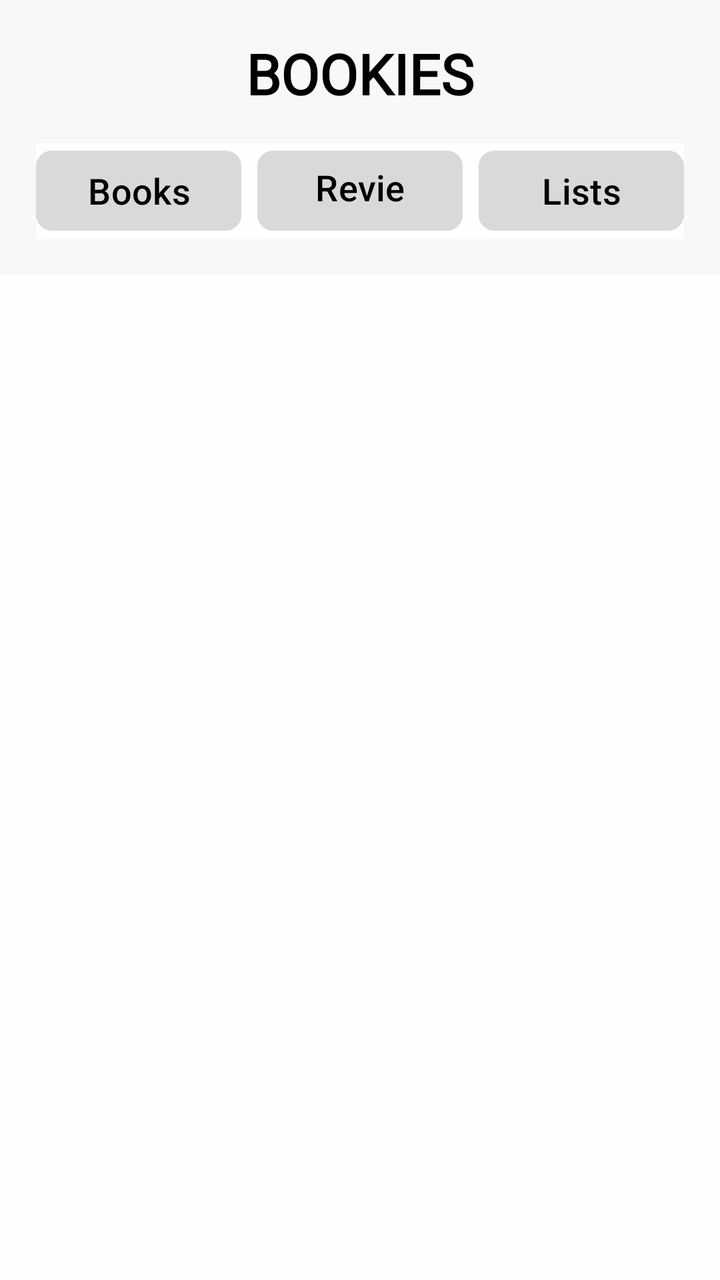
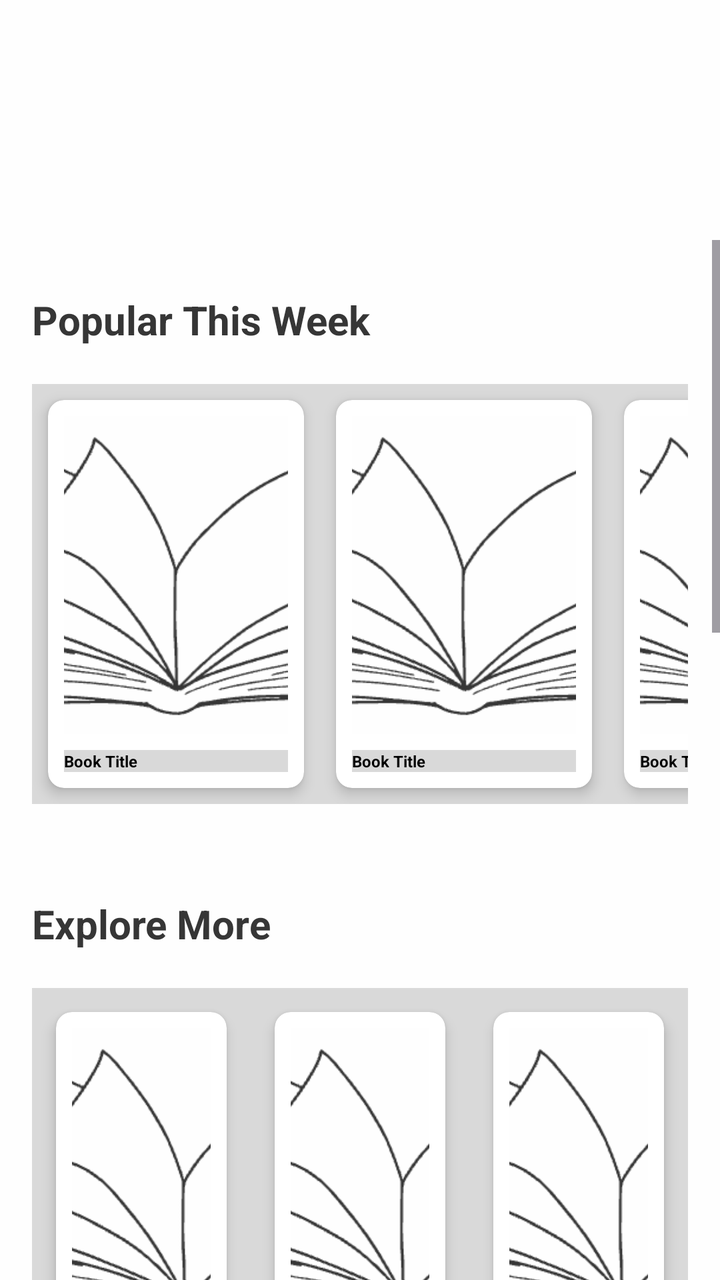

Screens rendered from an Android XML layout before and after an edit, with the pre-edit source and the edit as a unified diff.
<!-- AndroidManifest.xml: application theme Theme.FrontendBook -->
<!-- res/layout/fragment_inner_books.xml -->
<?xml version="1.0" encoding="utf-8"?>
<androidx.constraintlayout.widget.ConstraintLayout
    xmlns:android="http://schemas.android.com/apk/res/android"
    xmlns:app="http://schemas.android.com/apk/res-auto"
    xmlns:tools="http://schemas.android.com/tools"
    android:layout_width="match_parent"
    android:layout_height="match_parent"
    android:background="@color/backgroundPrimary"
    tools:context=".ui.homePage.HomePageFragment">

    
    <include
        android:id="@+id/header"
        layout="@layout/nav_header_menu"
        android:layout_width="0dp"
        android:layout_height="wrap_content"
        app:layout_constraintTop_toTopOf="parent"
        app:layout_constraintStart_toStartOf="parent"
        app:layout_constraintEnd_toEndOf="parent" />

    
    <FrameLayout
        android:id="@+id/innerFragmentContainer"
        android:layout_width="0dp"
        android:layout_height="0dp"
        android:layout_marginBottom="65dp"
        app:layout_constraintTop_toBottomOf="@id/header"
        app:layout_constraintBottom_toBottomOf="parent"
        app:layout_constraintStart_toStartOf="parent"
        app:layout_constraintEnd_toEndOf="parent"
        tools:layout="@layout/fragment_lists" />

</androidx.constraintlayout.widget.ConstraintLayout>
<!-- res/layout/nav_header_menu.xml (included above) -->
<?xml version="1.0" encoding="utf-8"?>
<androidx.constraintlayout.widget.ConstraintLayout
    xmlns:android="http://schemas.android.com/apk/res/android"
    xmlns:app="http://schemas.android.com/apk/res-auto"
    android:layout_width="match_parent"
    android:layout_height="wrap_content"
    android:padding="18dp"
    android:background="@color/headerColor">

    
    <TextView
        android:id="@+id/headerTitle"
        android:layout_width="wrap_content"
        android:layout_height="wrap_content"
        android:text="BOOKIES"
        android:textSize="28sp"
        android:textStyle="bold"
        android:textColor="@color/textPrimary"
        android:textAlignment="center"
        android:fontFamily="@font/roboto_condensed_bold"
        app:layout_constraintTop_toTopOf="parent"
        app:layout_constraintStart_toStartOf="parent"
        app:layout_constraintEnd_toEndOf="parent" />

    
    <LinearLayout
        android:id="@+id/headerButtons"
        android:layout_width="match_parent"
        android:layout_height="wrap_content"
        android:orientation="horizontal"
        android:layout_marginTop="16dp"
        android:gravity="center"
        android:background="@color/backgroundPrimary"
        app:layout_constraintTop_toBottomOf="@id/headerTitle"
        app:layout_constraintStart_toStartOf="parent"
        app:layout_constraintEnd_toEndOf="parent"
        android:weightSum="3">

        <com.google.android.material.button.MaterialButton
            android:id="@+id/booksButton"
            android:layout_width="0dp"
            android:layout_height="48dp"
            android:layout_weight="1"
            android:layout_marginEnd="8dp"
            android:text="Books"
            android:textAllCaps="false"
            android:textSize="18sp"
            android:textColor="@color/button_textPrimary"
            android:backgroundTint="@color/buttonPrimary"
            app:cornerRadius="8dp" />

        <com.google.android.material.button.MaterialButton
            android:id="@+id/reviewsButton"
            android:layout_width="0dp"
            android:layout_height="48dp"
            android:layout_weight="1"
            android:layout_marginEnd="8dp"
            android:text="Reviews"
            android:textSize="18sp"
            android:textAllCaps="false"
            android:textColor="@color/button_textPrimary"
            android:backgroundTint="@color/buttonPrimary"
            app:cornerRadius="8dp" />

        <com.google.android.material.button.MaterialButton
            android:id="@+id/listsButton"
            android:layout_width="0dp"
            android:layout_height="48dp"
            android:layout_weight="1"
            android:text="Lists"
            android:textSize="18sp"
            android:textAllCaps="false"
            android:textColor="@color/button_textPrimary"
            android:backgroundTint="@color/buttonPrimary"
            app:cornerRadius="8dp" />
    </LinearLayout>

</androidx.constraintlayout.widget.ConstraintLayout>
<!-- res/layout/fragment_lists.xml (included above) -->
<?xml version="1.0" encoding="utf-8"?>
<androidx.constraintlayout.widget.ConstraintLayout xmlns:android="http://schemas.android.com/apk/res/android"
    xmlns:app="http://schemas.android.com/apk/res-auto"
    android:layout_width="match_parent"
    android:layout_height="match_parent"
    xmlns:tools="http://schemas.android.com/tools"
    tools:context=".ui.homePage.ListsFragment"
    android:paddingBottom="80dp"
    >
    <TextView
        android:id="@+id/reviewsTitle"
        android:layout_width="match_parent"
        android:layout_height="wrap_content"
        android:text="Lists"
        android:textColor="@color/textSecondary"
        android:textSize="20sp"
        android:textStyle="bold"
        android:paddingStart="16dp"
        android:paddingEnd="16dp"
        android:paddingBottom="8dp"
        android:layout_marginTop="120dp"
        app:layout_constraintTop_toTopOf="parent"
        app:layout_constraintStart_toStartOf="parent"
        app:layout_constraintEnd_toEndOf="parent" />

    <androidx.recyclerview.widget.RecyclerView
        android:id="@+id/listsRecyclerView"
        android:layout_width="0dp"
        android:layout_height="0dp"
        android:paddingTop="120dp"
        android:paddingBottom="96dp"
        android:paddingStart="16dp"
        android:paddingEnd="16dp"
        android:clipToPadding="false"
        app:layout_constraintTop_toBottomOf="@id/reviewsTitle"
        app:layout_constraintBottom_toBottomOf="parent"
        app:layout_constraintStart_toStartOf="parent"
        app:layout_constraintEnd_toEndOf="parent"
        tools:listitem="@layout/item_list"
        tools:itemCount="6" />
</androidx.constraintlayout.widget.ConstraintLayout>
<!-- res/layout/item_list.xml (included above) -->
<LinearLayout xmlns:android="http://schemas.android.com/apk/res/android"
    android:layout_width="match_parent"
    android:layout_height="wrap_content"
    xmlns:app="http://schemas.android.com/apk/res-auto"
    android:padding="16dp"
    android:orientation="vertical"
    android:background="@color/boxes_background"
    android:minHeight="180dp">

    
    <TextView
        android:id="@+id/listTitle"
        android:layout_width="match_parent"
        android:layout_height="wrap_content"
        android:text="List Name"
        android:textSize="18sp"
        android:textStyle="bold"
        android:textColor="@color/textPrimary"
        android:paddingBottom="8dp" />

    
    <HorizontalScrollView
        android:layout_width="match_parent"
        android:layout_height="wrap_content"
        android:scrollbars="none">

        <LinearLayout
            android:layout_width="wrap_content"
            android:layout_height="wrap_content"
            android:orientation="horizontal"
            android:gravity="center_vertical"
            >

            
            <View
                android:layout_width="80dp"
                android:layout_height="100dp"
                android:layout_marginEnd="12dp"
                android:background="@color/backgroundPrimary" />

            <View
                android:layout_width="80dp"
                android:layout_height="100dp"
                android:layout_marginEnd="12dp"
                android:background="@color/backgroundPrimary" />

            <View
                android:layout_width="80dp"
                android:layout_height="100dp"
                android:layout_marginEnd="12dp"
                android:background="@color/backgroundPrimary" />

            <View
                android:layout_width="80dp"
                android:layout_height="100dp"
                android:layout_marginEnd="12dp"
                android:background="@color/backgroundPrimary" />

            
            <androidx.appcompat.widget.AppCompatImageButton
                android:id="@+id/listMore"
                android:layout_width="80dp"
                android:layout_height="100dp"
                android:layout_marginStart="8dp"
                android:src="@drawable/more"
                android:contentDescription="Go to List"
                android:background="@color/backgroundPrimary"
                app:tint="@color/textSecondary" />
        </LinearLayout>
    </HorizontalScrollView>
</LinearLayout>
<!-- resources referenced by this layout -->
<resources>
  <color name="backgroundPrimary">#FEFEFE</color>
  <color name="boxes_background">#DCDCDC</color>
  <color name="buttonPrimary">#D9D9D9</color>
  <color name="button_textPrimary">#000000</color>
  <color name="headerColor">#F8F8F8</color>
  <color name="textPrimary">#000000</color>
  <color name="textSecondary">#363636</color>
  <!-- drawable more: png bitmap (drawable, 189 bytes) -->
  <style name="Theme.FrontendBook" parent="Base.Theme.FrontendBook" />
  <style name="Base.Theme.FrontendBook" parent="Theme.Material3.DayNight.NoActionBar">
          <item name="colorPrimary">@color/backgroundPrimary</item>
          <item name="colorPrimaryVariant">@color/backgroundSecondary</item>
          <item name="colorOnPrimary">@color/black</item>
          <item name="colorSecondary">@color/black</item>
          <item name="colorOutline">@color/line</item>
  
      </style>
  <color name="backgroundSecondary">#D9D9D9</color>
  <color name="black">#000000</color>
  <color name="line">#D9D9D9</color>
</resources>

<!-- the commit's change to res/layout/fragment_inner_books.xml (unified diff, before → after) -->
@@ -1,226 +1,286 @@
-<?xml version="1.0" encoding="utf-8"?>
 <androidx.constraintlayout.widget.ConstraintLayout
     xmlns:android="http://schemas.android.com/apk/res/android"
     xmlns:app="http://schemas.android.com/apk/res-auto"
     xmlns:tools="http://schemas.android.com/tools"
     android:layout_width="match_parent"
     android:layout_height="match_parent"
-    android:background="@color/backgroundPrimary"
-    tools:context=".ui.homePage.HomePageFragment">
-
-    
-    <include
-        android:id="@+id/header"
-        layout="@layout/nav_header_menu"
-        android:layout_width="0dp"
-        android:layout_height="wrap_content"
-        app:layout_constraintTop_toTopOf="parent"
-        app:layout_constraintStart_toStartOf="parent"
-        app:layout_constraintEnd_toEndOf="parent" />
-
-    
-    <FrameLayout
-        android:id="@+id/innerFragmentContainer"
-        android:layout_width="0dp"
-        android:layout_height="0dp"
-        android:layout_marginBottom="65dp"
-        app:layout_constraintTop_toBottomOf="@id/header"
-        app:layout_constraintBottom_toBottomOf="parent"
-        app:layout_constraintStart_toStartOf="parent"
-        app:layout_constraintEnd_toEndOf="parent"
-        tools:layout="@layout/fragment_lists" />
-
-</androidx.constraintlayout.widget.ConstraintLayout>
-<!-- res/layout/nav_header_menu.xml (included above) -->
-<?xml version="1.0" encoding="utf-8"?>
-<androidx.constraintlayout.widget.ConstraintLayout
-    xmlns:android="http://schemas.android.com/apk/res/android"
-    xmlns:app="http://schemas.android.com/apk/res-auto"
-    android:layout_width="match_parent"
-    android:layout_height="wrap_content"
-    android:padding="18dp"
-    android:background="@color/headerColor">
-
-    
-    <TextView
-        android:id="@+id/headerTitle"
-        android:layout_width="wrap_content"
-        android:layout_height="wrap_content"
-        android:text="BOOKIES"
-        android:textSize="28sp"
-        android:textStyle="bold"
-        android:textColor="@color/textPrimary"
-        android:textAlignment="center"
-        android:fontFamily="@font/roboto_condensed_bold"
-        app:layout_constraintTop_toTopOf="parent"
-        app:layout_constraintStart_toStartOf="parent"
-        app:layout_constraintEnd_toEndOf="parent" />
-
-    
-    <LinearLayout
-        android:id="@+id/headerButtons"
-        android:layout_width="match_parent"
-        android:layout_height="wrap_content"
-        android:orientation="horizontal"
-        android:layout_marginTop="16dp"
-        android:gravity="center"
-        android:background="@color/backgroundPrimary"
-        app:layout_constraintTop_toBottomOf="@id/headerTitle"
-        app:layout_constraintStart_toStartOf="parent"
-        app:layout_constraintEnd_toEndOf="parent"
-        android:weightSum="3">
-
-        <com.google.android.material.button.MaterialButton
-            android:id="@+id/booksButton"
-            android:layout_width="0dp"
-            android:layout_height="48dp"
-            android:layout_weight="1"
-            android:layout_marginEnd="8dp"
-            android:text="Books"
-            android:textAllCaps="false"
-            android:textSize="18sp"
-            android:textColor="@color/button_textPrimary"
-            android:backgroundTint="@color/buttonPrimary"
-            app:cornerRadius="8dp" />
-
-        <com.google.android.material.button.MaterialButton
-            android:id="@+id/reviewsButton"
-            android:layout_width="0dp"
-            android:layout_height="48dp"
-            android:layout_weight="1"
-            android:layout_marginEnd="8dp"
-            android:text="Reviews"
-            android:textSize="18sp"
-            android:textAllCaps="false"
-            android:textColor="@color/button_textPrimary"
-            android:backgroundTint="@color/buttonPrimary"
-            app:cornerRadius="8dp" />
-
-        <com.google.android.material.button.MaterialButton
-            android:id="@+id/listsButton"
-            android:layout_width="0dp"
-            android:layout_height="48dp"
-            android:layout_weight="1"
-            android:text="Lists"
-            android:textSize="18sp"
-            android:textAllCaps="false"
-            android:textColor="@color/button_textPrimary"
-            android:backgroundTint="@color/buttonPrimary"
-            app:cornerRadius="8dp" />
-    </LinearLayout>
-
-</androidx.constraintlayout.widget.ConstraintLayout>
-<!-- res/layout/fragment_lists.xml (included above) -->
-<?xml version="1.0" encoding="utf-8"?>
-<androidx.constraintlayout.widget.ConstraintLayout xmlns:android="http://schemas.android.com/apk/res/android"
-    xmlns:app="http://schemas.android.com/apk/res-auto"
-    android:layout_width="match_parent"
-    android:layout_height="match_parent"
-    xmlns:tools="http://schemas.android.com/tools"
-    tools:context=".ui.homePage.ListsFragment"
-    android:paddingBottom="80dp"
-    >
-    <TextView
-        android:id="@+id/reviewsTitle"
-        android:layout_width="match_parent"
-        android:layout_height="wrap_content"
-        android:text="Lists"
-        android:textColor="@color/textSecondary"
-        android:textSize="20sp"
-        android:textStyle="bold"
-        android:paddingStart="16dp"
-        android:paddingEnd="16dp"
-        android:paddingBottom="8dp"
-        android:layout_marginTop="120dp"
-        app:layout_constraintTop_toTopOf="parent"
-        app:layout_constraintStart_toStartOf="parent"
-        app:layout_constraintEnd_toEndOf="parent" />
-
-    <androidx.recyclerview.widget.RecyclerView
-        android:id="@+id/listsRecyclerView"
+    android:background="@color/backgroundPrimary">
+
+    <ScrollView
+        android:id="@+id/scrollContainer"
         android:layout_width="0dp"
         android:layout_height="0dp"
         android:paddingTop="120dp"
         android:paddingBottom="96dp"
-        android:paddingStart="16dp"
-        android:paddingEnd="16dp"
+        android:fillViewport="true"
         android:clipToPadding="false"
-        app:layout_constraintTop_toBottomOf="@id/reviewsTitle"
+        app:layout_constraintTop_toTopOf="parent"
         app:layout_constraintBottom_toBottomOf="parent"
         app:layout_constraintStart_toStartOf="parent"
-        app:layout_constraintEnd_toEndOf="parent"
-        tools:listitem="@layout/item_list"
-        tools:itemCount="6" />
+        app:layout_constraintEnd_toEndOf="parent">
+
+        <LinearLayout
+            android:layout_width="match_parent"
+            android:layout_height="wrap_content"
+            android:orientation="vertical"
+            android:padding="16dp">
+
+            
+            <LinearLayout
+                android:layout_width="match_parent"
+                android:layout_height="wrap_content"
+                android:orientation="horizontal"
+                android:gravity="center_vertical"
+                android:paddingBottom="8dp">
+
+                <TextView
+                    android:id="@+id/popularTitle"
+                    android:layout_width="0dp"
+                    android:layout_height="wrap_content"
+                    android:layout_weight="1"
+                    android:text="Popular This Week"
+                    android:textColor="@color/textSecondary"
+                    android:textSize="20sp"
+                    android:textStyle="bold" />
+
+                <androidx.appcompat.widget.AppCompatImageButton
+                    android:id="@+id/popularArrow"
+                    android:layout_width="48dp"
+                    android:layout_height="48dp"
+                    android:src="@drawable/more"
+                    android:background="?attr/selectableItemBackgroundBorderless"
+                    android:contentDescription="See All Popular Books"
+                    app:tint="@color/textSecondary" />
+            </LinearLayout>
+
+            
+            <HorizontalScrollView
+                android:layout_width="match_parent"
+                android:layout_height="wrap_content"
+                android:scrollbars="none"
+                android:paddingBottom="12dp">
+
+                <LinearLayout
+                    android:layout_width="wrap_content"
+                    android:layout_height="wrap_content"
+                    android:orientation="horizontal"
+                    android:background="@color/backgroundSecondary">
+
+                    
+                    <include layout="@layout/item_book_grid" />
+                    <include layout="@layout/item_book_grid" />
+                    <include layout="@layout/item_book_grid" />
+                    <include layout="@layout/item_book_grid" />
+                    <include layout="@layout/item_book_grid" />
+                    <include layout="@layout/item_book_grid" />
+                </LinearLayout>
+            </HorizontalScrollView>
+
+            
+            <LinearLayout
+                android:layout_width="match_parent"
+                android:layout_height="wrap_content"
+                android:orientation="horizontal"
+                android:gravity="center_vertical"
+                android:paddingBottom="8dp"
+                android:layout_marginTop="24dp">
+
+                <TextView
+                    android:id="@+id/exploreTitle"
+                    android:layout_width="0dp"
+                    android:layout_height="wrap_content"
+                    android:layout_weight="1"
+                    android:text="Explore More"
+                    android:textColor="@color/textSecondary"
+                    android:textSize="20sp"
+                    android:textStyle="bold" />
+
+                <androidx.appcompat.widget.AppCompatImageButton
+                    android:id="@+id/exploreArrow"
+                    android:layout_width="48dp"
+                    android:layout_height="48dp"
+                    android:src="@drawable/more"
+                    android:background="?attr/selectableItemBackgroundBorderless"
+                    android:contentDescription="See All Explore Books"
+                    app:tint="@color/textSecondary" />
+            </LinearLayout>
+
+            
+            <GridLayout
+                android:layout_width="match_parent"
+                android:layout_height="wrap_content"
+                android:alignmentMode="alignMargins"
+                android:columnCount="3"
+                android:rowOrderPreserved="false"
+                android:useDefaultMargins="true"
+                android:background="@color/backgroundSecondary">
+
+                
+                <FrameLayout
+                    android:layout_width="0dp"
+                    android:layout_height="wrap_content"
+                    android:layout_margin="4dp"
+                    android:layout_gravity="fill"
+                    android:layout_columnWeight="1">
+                    <include layout="@layout/item_book_grid" />
+
+                </FrameLayout>
+                <FrameLayout
+                    android:layout_width="0dp"
+                    android:layout_height="wrap_content"
+                    android:layout_margin="4dp"
+                    android:layout_gravity="fill"
+                    android:layout_columnWeight="1">
+
+                    <include layout="@layout/item_book_grid" />
+                </FrameLayout><FrameLayout
+                android:layout_width="0dp"
+                android:layout_height="wrap_content"
+                android:layout_margin="4dp"
+                android:layout_gravity="fill"
+                android:layout_columnWeight="1">
+
+                <include layout="@layout/item_book_grid" />
+            </FrameLayout><FrameLayout
+                android:layout_width="0dp"
+                android:layout_height="wrap_content"
+                android:layout_margin="4dp"
+                android:layout_gravity="fill"
+                android:layout_columnWeight="1">
+
+                <include layout="@layout/item_book_grid" />
+            </FrameLayout><FrameLayout
+                android:layout_width="0dp"
+                android:layout_height="wrap_content"
+                android:layout_margin="4dp"
+                android:layout_gravity="fill"
+                android:layout_columnWeight="1">
+
+                <include layout="@layout/item_book_grid" />
+            </FrameLayout><FrameLayout
+                android:layout_width="0dp"
+                android:layout_height="wrap_content"
+                android:layout_margin="4dp"
+                android:layout_gravity="fill"
+                android:layout_columnWeight="1">
+
+                <include layout="@layout/item_book_grid" />
+            </FrameLayout><FrameLayout
+                android:layout_width="0dp"
+                android:layout_height="wrap_content"
+                android:layout_margin="4dp"
+                android:layout_gravity="fill"
+                android:layout_columnWeight="1">
+
+                <include layout="@layout/item_book_grid" />
+            </FrameLayout><FrameLayout
+                android:layout_width="0dp"
+                android:layout_height="wrap_content"
+                android:layout_margin="4dp"
+                android:layout_gravity="fill"
+                android:layout_columnWeight="1">
+
+                <include layout="@layout/item_book_grid" />
+            </FrameLayout><FrameLayout
+                android:layout_width="0dp"
+                android:layout_height="wrap_content"
+                android:layout_margin="4dp"
+                android:layout_gravity="fill"
+                android:layout_columnWeight="1">
+
+                <include layout="@layout/item_book_grid" />
+            </FrameLayout><FrameLayout
+                android:layout_width="0dp"
+                android:layout_height="wrap_content"
+                android:layout_margin="4dp"
+                android:layout_gravity="fill"
+                android:layout_columnWeight="1">
+
+                <include layout="@layout/item_book_grid" />
+            </FrameLayout><FrameLayout
+                android:layout_width="0dp"
+                android:layout_height="wrap_content"
+                android:layout_margin="4dp"
+                android:layout_gravity="fill"
+                android:layout_columnWeight="1">
+
+                <include layout="@layout/item_book_grid" />
+                <FrameLayout
+                    android:layout_width="0dp"
+                    android:layout_height="wrap_content"
+                    android:layout_margin="4dp"
+                    android:layout_gravity="fill"
+                    android:layout_columnWeight="1"
+                    android:background="@color/backgroundPrimary">
+
+                    <com.google.android.material.button.MaterialButton
+                        android:id="@+id/exploreSeeAll"
+                        style="@style/Widget.Material3.Button.TextButton"
+                        android:layout_width="match_parent"
+                        android:layout_height="wrap_content"
+                        android:text="See All"
+                        android:textColor="@color/textPrimary"
+                        android:textSize="14sp"
+                        android:backgroundTint="@android:color/transparent"
+                        android:strokeColor="@color/textSecondary"
+                        android:insetTop="16dp"
+                        android:insetBottom="16dp"
+                        android:insetLeft="8dp"
+                        android:insetRight="8dp"
+                        android:padding="8dp"
+                        android:layout_gravity="center"
+                        android:contentDescription="Go to Explore More" />
+                </FrameLayout>
+
+            </FrameLayout>
+            </GridLayout>
+
+        </LinearLayout>
+    </ScrollView>
 </androidx.constraintlayout.widget.ConstraintLayout>
-<!-- res/layout/item_list.xml (included above) -->
-<LinearLayout xmlns:android="http://schemas.android.com/apk/res/android"
-    android:layout_width="match_parent"
+<!-- res/layout/item_book_grid.xml (included above) -->
+<?xml version="1.0" encoding="utf-8"?>
+<androidx.cardview.widget.CardView
+    xmlns:android="http://schemas.android.com/apk/res/android"
+    xmlns:card_view="http://schemas.android.com/apk/res-auto"
+    android:layout_width="wrap_content"
     android:layout_height="wrap_content"
-    xmlns:app="http://schemas.android.com/apk/res-auto"
-    android:padding="16dp"
-    android:orientation="vertical"
-    android:background="@color/boxes_background"
-    android:minHeight="180dp">
-
-    
-    <TextView
-        android:id="@+id/listTitle"
+    android:layout_margin="8dp"
+    card_view:cardCornerRadius="8dp"
+    card_view:cardElevation="4dp"
+    android:background="@color/backgroundPrimary">
+
+    <LinearLayout
         android:layout_width="match_parent"
-        android:layout_height="wrap_content"
-        android:text="List Name"
-        android:textSize="18sp"
-        android:textStyle="bold"
-        android:textColor="@color/textPrimary"
-        android:paddingBottom="8dp" />
-
-    
-    <HorizontalScrollView
-        android:layout_width="match_parent"
-        android:layout_height="wrap_content"
-        android:scrollbars="none">
-
-        <LinearLayout
-            android:layout_width="wrap_content"
+        android:layout_height="194dp"
+        android:orientation="vertical"
+        android:padding="8dp">
+
+        
+        <ImageView
+            android:id="@+id/bookImage"
+            android:layout_width="112dp"
+            android:layout_height="82dp"
+            android:layout_weight="1"
+            android:adjustViewBounds="true"
+            android:background="@color/boxes_background"
+            android:contentDescription="Book cover"
+            android:scaleType="centerCrop"
+            android:src="@drawable/bookk" />
+
+        
+        <TextView
+            android:id="@+id/bookTitle"
+            android:layout_width="match_parent"
             android:layout_height="wrap_content"
-            android:orientation="horizontal"
-            android:gravity="center_vertical"
-            >
-
-            
-            <View
-                android:layout_width="80dp"
-                android:layout_height="100dp"
-                android:layout_marginEnd="12dp"
-                android:background="@color/backgroundPrimary" />
-
-            <View
-                android:layout_width="80dp"
-                android:layout_height="100dp"
-                android:layout_marginEnd="12dp"
-                android:background="@color/backgroundPrimary" />
-
-            <View
-                android:layout_width="80dp"
-                android:layout_height="100dp"
-                android:layout_marginEnd="12dp"
-                android:background="@color/backgroundPrimary" />
-
-            <View
-                android:layout_width="80dp"
-                android:layout_height="100dp"
-                android:layout_marginEnd="12dp"
-                android:background="@color/backgroundPrimary" />
-
-            
-            <androidx.appcompat.widget.AppCompatImageButton
-                android:id="@+id/listMore"
-                android:layout_width="80dp"
-                android:layout_height="100dp"
-                android:layout_marginStart="8dp"
-                android:src="@drawable/more"
-                android:contentDescription="Go to List"
-                android:background="@color/backgroundPrimary"
-                app:tint="@color/textSecondary" />
-        </LinearLayout>
-    </HorizontalScrollView>
-</LinearLayout>
+            android:layout_marginTop="8dp"
+            android:ellipsize="end"
+            android:maxLines="1"
+            android:text="Book Title"
+            android:background="@color/backgroundSecondary"
+            android:textColor="@color/textPrimary"
+            android:textSize="8sp"
+            android:textStyle="bold" />
+
+    </LinearLayout>
+</androidx.cardview.widget.CardView>
<!-- resource entries referenced after the edit -->
@@ -2,11 +2,9 @@
 <resources>
   <color name="backgroundPrimary">#FEFEFE</color>
   <color name="boxes_background">#DCDCDC</color>
-  <color name="buttonPrimary">#D9D9D9</color>
-  <color name="button_textPrimary">#000000</color>
-  <color name="headerColor">#F8F8F8</color>
   <color name="textPrimary">#000000</color>
   <color name="textSecondary">#363636</color>
+  <!-- drawable bookk: png bitmap (drawable, 18992 bytes) -->
   <!-- drawable more: png bitmap (drawable, 189 bytes) -->
   <style name="Theme.FrontendBook" parent="Base.Theme.FrontendBook" />
   <style name="Base.Theme.FrontendBook" parent="Theme.Material3.DayNight.NoActionBar">
